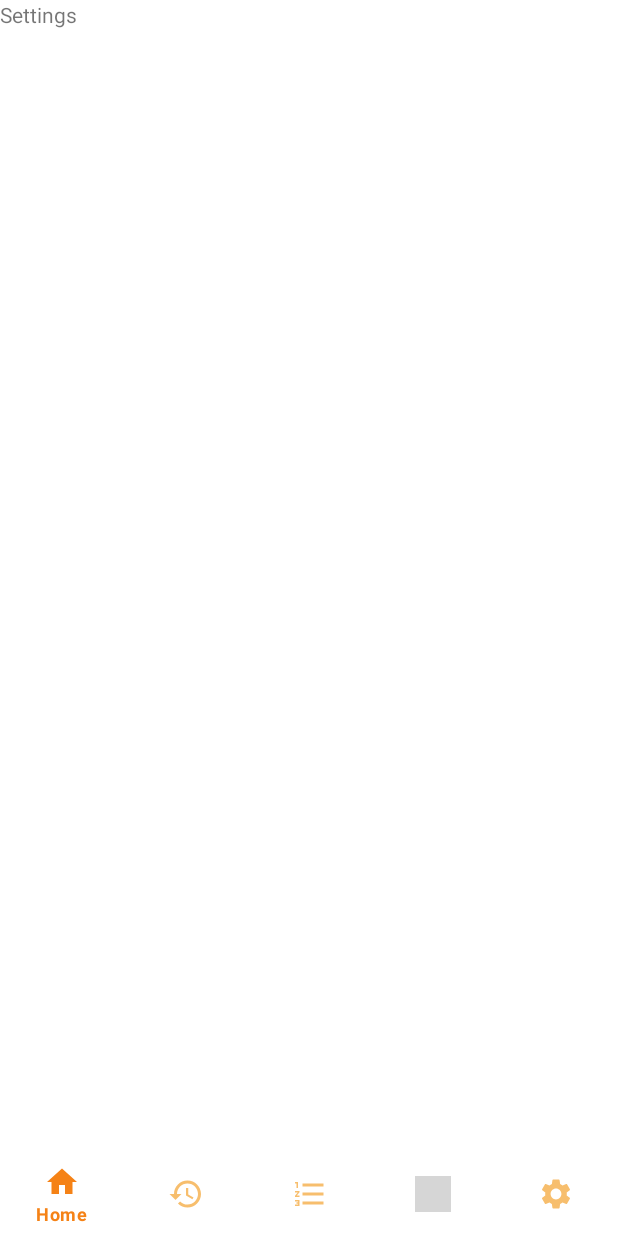
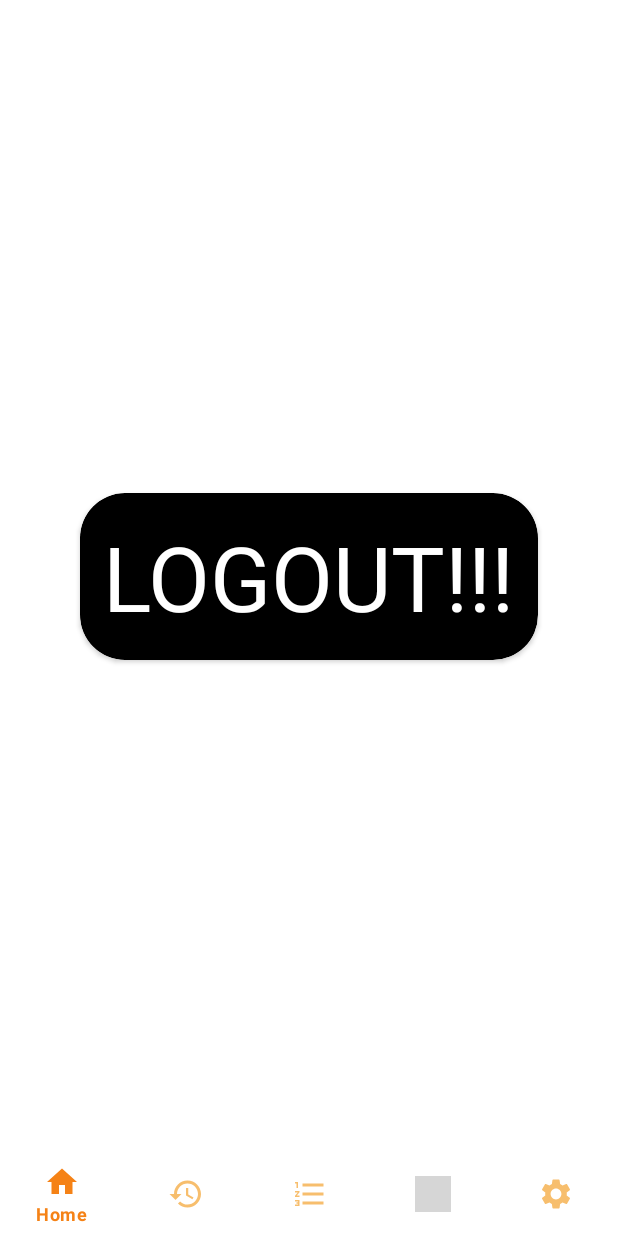
Before and after one commit to mbieeh5/gloryApps, an Android app: the fragment FragmentSettings placed in its activity, on a phone screen of 412 x 824 dp. Run offline under Robolectric (Android 15) with nearby library versions, the phone set to English and light mode, and no system bars; our stand-ins replace Firebase (no records; nobody signed in at launch, a user with empty details on screens opened directly); grey boxes are pictures that could not be loaded.

Commit message:
update 5.5.23

```diff
--- a/app/src/main/java/com/rraf/gloryservices/fragment/FragmentSettings.java
+++ b/app/src/main/java/com/rraf/gloryservices/fragment/FragmentSettings.java
@@ -1,66 +1,43 @@
 package com.rraf.gloryservices.fragment;
 
+import android.content.Intent;
 import android.os.Bundle;
 
+import androidx.cardview.widget.CardView;
 import androidx.fragment.app.Fragment;
 
 import android.view.LayoutInflater;
 import android.view.View;
 import android.view.ViewGroup;
 
+import com.google.firebase.auth.FirebaseAuth;
+import com.rraf.gloryservices.Home;
+import com.rraf.gloryservices.LoginActivity;
 import com.rraf.gloryservices.R;
 
-/**
- * A simple {@link Fragment} subclass.
- * Use the {@link FragmentSettings#newInstance} factory method to
- * create an instance of this fragment.
- */
 public class FragmentSettings extends Fragment {
 
-    // TODO: Rename parameter arguments, choose names that match
-    // the fragment initialization parameters, e.g. ARG_ITEM_NUMBER
-    private static final String ARG_PARAM1 = "param1";
-    private static final String ARG_PARAM2 = "param2";
+    private FirebaseAuth fAuth;
+    public FragmentSettings() {
 
-    // TODO: Rename and change types of parameters
-    private String mParam1;
-    private String mParam2;
-
-    public FragmentSettings() {
-        // Required empty public constructor
     }
-
-    /**
-     * Use this factory method to create a new instance of
-     * this fragment using the provided parameters.
-     *
-     * @param param1 Parameter 1.
-     * @param param2 Parameter 2.
-     * @return A new instance of fragment FragmentSettings.
-     */
-    // TODO: Rename and change types and number of parameters
-    public static FragmentSettings newInstance(String param1, String param2) {
-        FragmentSettings fragment = new FragmentSettings();
-        Bundle args = new Bundle();
-        args.putString(ARG_PARAM1, param1);
-        args.putString(ARG_PARAM2, param2);
-        fragment.setArguments(args);
-        return fragment;
-    }
-
     @Override
     public void onCreate(Bundle savedInstanceState) {
         super.onCreate(savedInstanceState);
-        if (getArguments() != null) {
-            mParam1 = getArguments().getString(ARG_PARAM1);
-            mParam2 = getArguments().getString(ARG_PARAM2);
-        }
+
     }
-
     @Override
     public View onCreateView(LayoutInflater inflater, ViewGroup container,
                              Bundle savedInstanceState) {
-        // Inflate the layout for this fragment
-        return inflater.inflate(R.layout.fragment_settings, container, false);
+        View view = inflater.inflate(R.layout.fragment_settings, container, false);
+        CardView cv = view.findViewById(R.id.cvLogout);
+        cv.setOnClickListener(new View.OnClickListener() {
+            @Override
+            public void onClick(View v) {
+                FirebaseAuth.getInstance().signOut();
+                startActivity(new Intent(getContext(), LoginActivity.class));
+            }
+        });
+        return view;
     }
 }
--- a/app/src/main/res/layout/activity_home2.xml
+++ b/app/src/main/res/layout/activity_home2.xml
@@ -24,7 +24,7 @@
             android:background="@drawable/ic_baseline_arrow_back_24"/>
 
     <SearchView
-        android:id="@+id/search_bar"
+        android:id="@+id/searchItem"
         android:layout_width="210dp"
         android:layout_height="wrap_content"
         android:background="@color/white"
--- a/app/src/main/res/layout/fragment_settings.xml
+++ b/app/src/main/res/layout/fragment_settings.xml
@@ -1,14 +1,30 @@
 <?xml version="1.0" encoding="utf-8"?>
-<FrameLayout xmlns:android="http://schemas.android.com/apk/res/android"
+<androidx.constraintlayout.widget.ConstraintLayout xmlns:android="http://schemas.android.com/apk/res/android"
+    xmlns:app="http://schemas.android.com/apk/res-auto"
     xmlns:tools="http://schemas.android.com/tools"
     android:layout_width="match_parent"
     android:layout_height="match_parent"
     tools:context=".fragment.FragmentSettings">
 
-    <!-- TODO: Update blank fragment layout -->
-    <TextView
-        android:layout_width="match_parent"
-        android:layout_height="match_parent"
-        android:text="Settings" />
+    <androidx.cardview.widget.CardView
+        android:id="@+id/cvLogout"
+        android:layout_width="wrap_content"
+        android:layout_height="wrap_content"
+        android:backgroundTint="@color/black"
+        app:cardCornerRadius="30dp"
+        app:layout_constraintBottom_toBottomOf="parent"
+        app:layout_constraintEnd_toEndOf="parent"
+        app:layout_constraintStart_toStartOf="parent"
+        app:layout_constraintTop_toTopOf="parent"
+        >
 
-</FrameLayout>
+        <TextView
+            android:layout_width="wrap_content"
+            android:layout_height="wrap_content"
+            android:padding="15dp"
+            android:text="LOGOUT!!!"
+            android:textColor="@color/white"
+            android:textSize="60sp" />
+
+    </androidx.cardview.widget.CardView>
+</androidx.constraintlayout.widget.ConstraintLayout>
```
Also changed, not shown: app/src/main/java/com/rraf/gloryservices/LoginActivity.java (+7 -5 lines), app/src/main/java/com/rraf/gloryservices/activity/HomeActivity.java (+90 -15 lines), app/src/main/java/com/rraf/gloryservices/fragment/FragmentHome.java (+10 -2 lines), app/src/main/res/layout/sort_item_edit.xml (added, +68 -0 lines).
